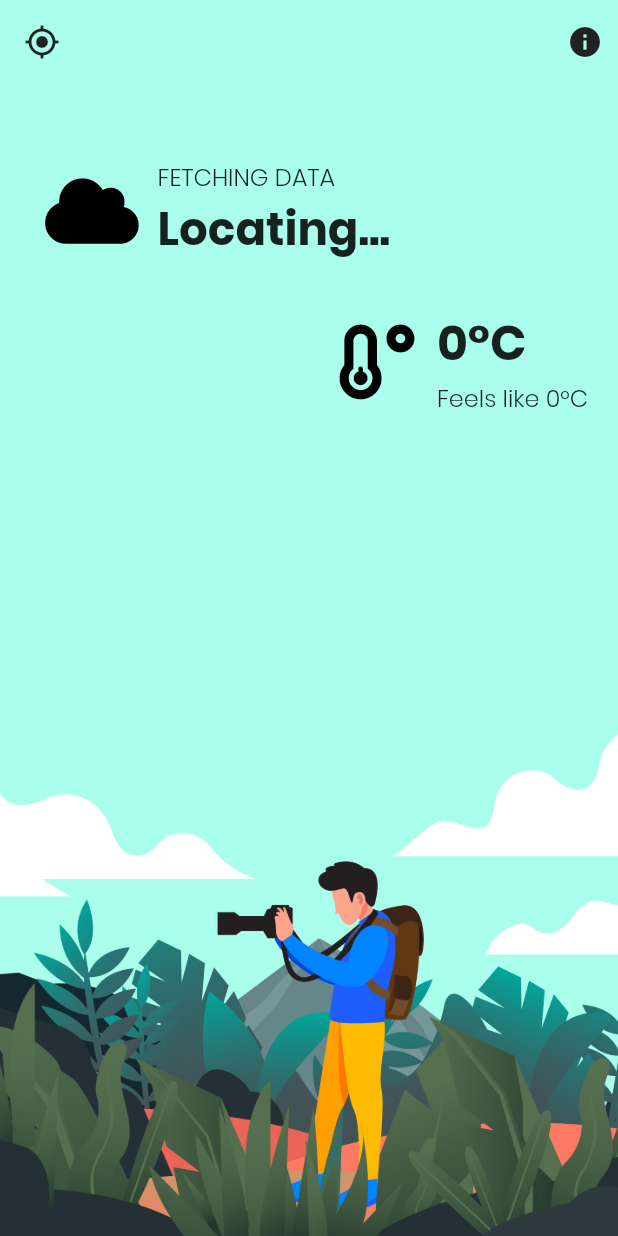
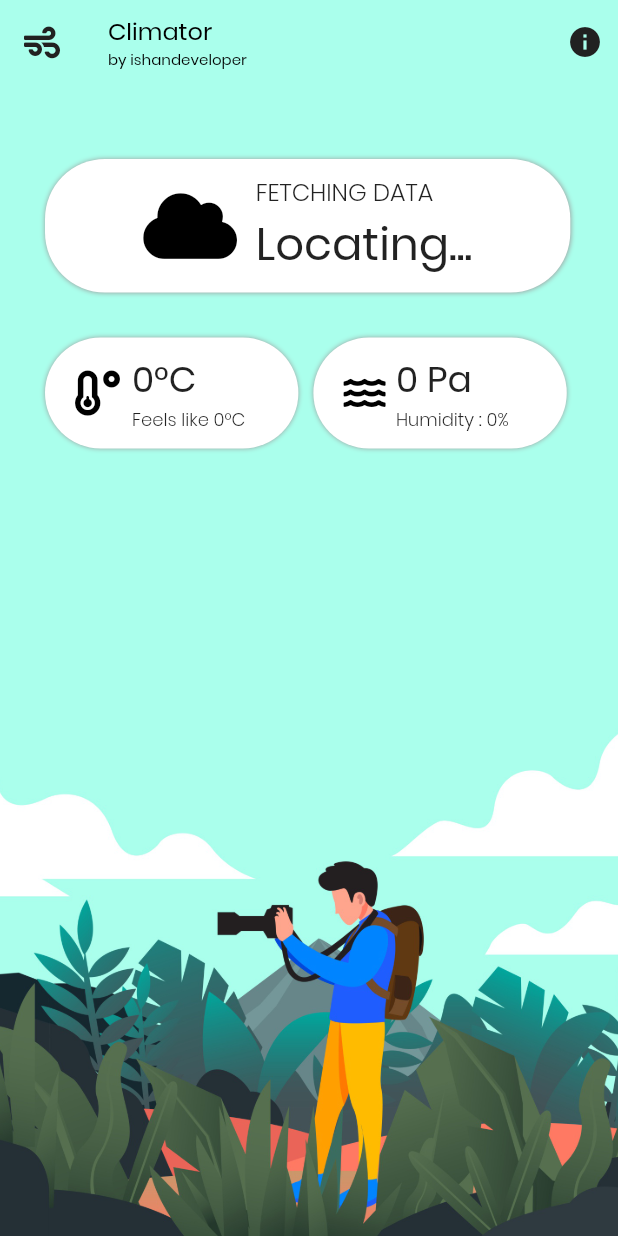
Before and after one commit to ishandeveloper/Climator-App, a Flutter app: the screen it shows after launch, on a phone screen of 412 x 824 dp. Run offline on Flutter 3.47's test engine with Material 2 defaults, Android fonts, the phone set to English and light mode, and no system bars; our stand-ins replace font_awesome_flutter, geolocator; network calls fail.

Commit message:
UI Fixed

```diff
--- a/lib/constants.dart
+++ b/lib/constants.dart
@@ -3,7 +3,7 @@ import 'package:flutter/material.dart';
 const TextStyle bigLocation = TextStyle(
   fontFamily: 'Poppins',
   fontSize: 32,
-  fontWeight: FontWeight.w600,
+  fontWeight: FontWeight.w500,
 );
 const TextStyle bigTemperature = TextStyle(
   fontFamily: 'Poppins',
--- a/lib/pages/CimateHome.dart
+++ b/lib/pages/CimateHome.dart
@@ -7,20 +7,33 @@ import '../locator.dart';
 
 String cityName = 'Locating...';
 String temperature = '0';
-String feelslike='0';
-String climateDescription='Fetching Data';
-IconData climateIcon=FontAwesomeIcons.cloud;
+String feelslike = '0';
+String climateDescription = 'Fetching Data';
+IconData climateIcon = FontAwesomeIcons.cloud;
+String humidity = '0';
+String pressure = '0';
+
 class ClimateHome extends StatefulWidget {
+  final double longitude;
+  final double lattitude;
+  ClimateHome({this.longitude, this.lattitude});
   @override
-  _ClimateHomeState createState() => _ClimateHomeState();
+  _ClimateHomeState createState() => _ClimateHomeState(longitude: longitude,lattitude: lattitude);
 }
 
 class _ClimateHomeState extends State<ClimateHome> {
+  double longitude;
+  double lattitude;
+  _ClimateHomeState({this.longitude,this.lattitude});
   void getLocation() async {
+    if(longitude==null || lattitude==null){
     Location position = Location();
     await position.getLocation();
+    longitude=position.longitude;
+    lattitude=position.lattitude;
+    }
     // print(position.lattitude);
-    getData(position.longitude, position.lattitude);
+    getData(longitude, lattitude);
   }
 
   @override
@@ -33,16 +46,28 @@ class _ClimateHomeState extends State<ClimateHome> {
     try {
       Response res = await get(
           'https://api.openweathermap.org/data/2.5/weather?lat=$lat&lon=$lon&appid=$APIKey');
-      // print(jsonDecode(res.body));
+      print(jsonDecode(res.body));
       // String data=jsonDecode(res.body);
       // print(temperature-273);
       setState(() {
         cityName = jsonDecode(res.body)['name'];
-        climateDescription=(jsonDecode(res.body)['weather'][0]['description']);
-        temperature = (jsonDecode(res.body)['main']['temp'] - 273).toStringAsFixed(1);
-        feelslike = (jsonDecode(res.body)['main']['feels_like'] - 273).toStringAsFixed(1);
-        if(jsonDecode(res.body)['weather'][0]['icon']=='03n'){
-          climateIcon=FontAwesomeIcons.cloudSun;
+        climateDescription =
+            (jsonDecode(res.body)['weather'][0]['description']);
+        temperature =
+            (jsonDecode(res.body)['main']['temp'] - 273).toStringAsFixed(1);
+        feelslike = (jsonDecode(res.body)['main']['feels_like'] - 273)
+            .toStringAsFixed(1);
+        humidity =
+            (jsonDecode(res.body)['main']['humidity']).toStringAsFixed(0);
+        pressure =
+            (jsonDecode(res.body)['main']['pressure']).toStringAsFixed(0);
+
+        if (jsonDecode(res.body)['weather'][0]['icon'] == '03n') {
+          climateIcon = FontAwesomeIcons.cloudSun;
+        } else if (jsonDecode(res.body)['weather'][0]['icon'] == '04d') {
+          climateIcon = FontAwesomeIcons.cloudMoon;
+        } else if (jsonDecode(res.body)['weather'][0]['icon'] == '09d') {
+          climateIcon = FontAwesomeIcons.cloudRain;
         }
       });
     } catch (e) {
@@ -59,10 +84,31 @@ class _ClimateHomeState extends State<ClimateHome> {
       child: Scaffold(
         appBar: AppBar(
           leading: Icon(
-            Icons.my_location,
+            FontAwesomeIcons.wind,
             color: Colors.grey[900],
           ),
-          // title: Text('Hi'),
+          title: Column(
+            crossAxisAlignment: CrossAxisAlignment.start,
+            mainAxisAlignment: MainAxisAlignment.start,
+            children: <Widget>[
+              Text(
+                'Climator',
+                style: TextStyle(
+                  color: Colors.black,
+                  fontFamily: 'Poppins',
+                  fontSize: 16,
+                ),
+              ),
+              Text(
+                'by ishandeveloper',
+                style: TextStyle(
+                  color: Colors.black,
+                  fontFamily: 'Poppins',
+                  fontSize: 10,
+                ),
+              )
+            ],
+          ),
           backgroundColor: Color.fromARGB(1000, 170, 255, 236),
           elevation: 0,
           actions: <Widget>[
@@ -88,37 +134,80 @@ class _ClimateHomeState extends State<ClimateHome> {
               crossAxisAlignment: CrossAxisAlignment.start,
               mainAxisAlignment: MainAxisAlignment.start,
               children: <Widget>[
-                Row(
+                GestureDetector(
+                  onTap: () {
+                    Navigator.pushReplacementNamed(context, '/locator');
+                  },
+                  child: Container(
+                    decoration: BoxDecoration(
+                        color: Colors.white,
+                        borderRadius: BorderRadius.circular(40),
+                        boxShadow: [
+                          BoxShadow(color: Colors.grey, blurRadius: 2)
+                        ]),
+                    padding: EdgeInsets.symmetric(horizontal: 20, vertical: 10),
+                    width: MediaQuery.of(context).size.width * 0.85,
+                    child: Row(
+                      mainAxisAlignment: MainAxisAlignment.center,
                       children: <Widget>[
-                    Icon(climateIcon,size: 50,),
-                    SizedBox(width: 25,),
+                        Icon(
+                          climateIcon,
+                          size: 50,
+                        ),
+                        SizedBox(
+                          width: 25,
+                        ),
                         Column(
                           crossAxisAlignment: CrossAxisAlignment.start,
                           children: <Widget>[
                             Text(
                               climateDescription.toUpperCase(),
-                          style: bigLocation.copyWith(fontSize:16,fontWeight: FontWeight.w200),
+                              style: bigLocation.copyWith(
+                                  fontSize: 16, fontWeight: FontWeight.w200),
                             ),
                             Text(
                               cityName,
-                          style: bigLocation.copyWith(fontSize:30),
+                              style: bigLocation.copyWith(fontSize: 30),
                             ),
                           ],
                         ),
                       ],
                     ),
-                SizedBox(height: 30,),
+                  ),
+                ),
+                SizedBox(
+                  height: 30,
+                ),
+                Row(
+                  children: <Widget>[
                     Container(
-                  margin: EdgeInsets.only(right:20),
+                      // margin: EdgeInsets.only(right: 20),
+                      child: Container(
+                        decoration: BoxDecoration(
+                          color: Colors.white,
+                          borderRadius: BorderRadius.circular(50),
+                          boxShadow: [
+                            BoxShadow(
+                              color: Colors.grey,
+                              blurRadius: 2,
+                            )
+                          ],
+                        ),
+                        padding: EdgeInsets.only(
+                          left: 20,
+                          top: 10,
+                          bottom: 10,
+                        ),
+                        width: MediaQuery.of(context).size.width * 0.41,
                         child: Row(
-                    mainAxisAlignment: MainAxisAlignment.end,
+                          mainAxisAlignment: MainAxisAlignment.start,
                           children: <Widget>[
                             Icon(
                               FontAwesomeIcons.temperatureLow,
-                        size: 50,
+                              size: 30,
                             ),
                             SizedBox(
-                        width: 15,
+                              width: 8,
                             ),
                             Column(
                               mainAxisAlignment: MainAxisAlignment.start,
@@ -126,16 +215,69 @@ class _ClimateHomeState extends State<ClimateHome> {
                               children: <Widget>[
                                 Text(
                                   temperature + '°C',
-                            style: bigLocation,
+                                  style: bigLocation.copyWith(fontSize: 24),
                                 ),
                                 Text(
-                            'Feels like ' + feelslike+ '°C',
-                            style: bigTempLabels,
+                                  'Feels like ' + feelslike + '°C',
+                                  style: bigTempLabels.copyWith(fontSize: 12),
                                 ),
                               ],
                             ),
                           ],
                         ),
+                      ),
+                    ),
+                    SizedBox(
+                      width: 10,
+                    ),
+                    Container(
+                      // margin: EdgeInsets.only(right: 20),
+                      child: Container(
+                        decoration: BoxDecoration(
+                          color: Colors.white,
+                          borderRadius: BorderRadius.circular(50),
+                          boxShadow: [
+                            BoxShadow(
+                              color: Colors.grey,
+                              blurRadius: 2,
+                            )
+                          ],
+                        ),
+                        padding: EdgeInsets.only(
+                          left: 20,
+                          top: 10,
+                          bottom: 10,
+                        ),
+                        width: MediaQuery.of(context).size.width * 0.41,
+                        child: Row(
+                          mainAxisAlignment: MainAxisAlignment.start,
+                          children: <Widget>[
+                            Icon(
+                              FontAwesomeIcons.water,
+                              size: 25,
+                            ),
+                            SizedBox(
+                              width: 10,
+                            ),
+                            Column(
+                              mainAxisAlignment: MainAxisAlignment.start,
+                              crossAxisAlignment: CrossAxisAlignment.start,
+                              children: <Widget>[
+                                Text(
+                                  pressure + ' Pa',
+                                  style: bigLocation.copyWith(fontSize: 24),
+                                ),
+                                Text(
+                                  'Humidity : ' + humidity + '%',
+                                  style: bigTempLabels.copyWith(fontSize: 12),
+                                ),
+                              ],
+                            ),
+                          ],
+                        ),
+                      ),
+                    ),
+                  ],
                 ),
               ],
             ),
```
Lines whose indentation alone changed are shown as unchanged.
